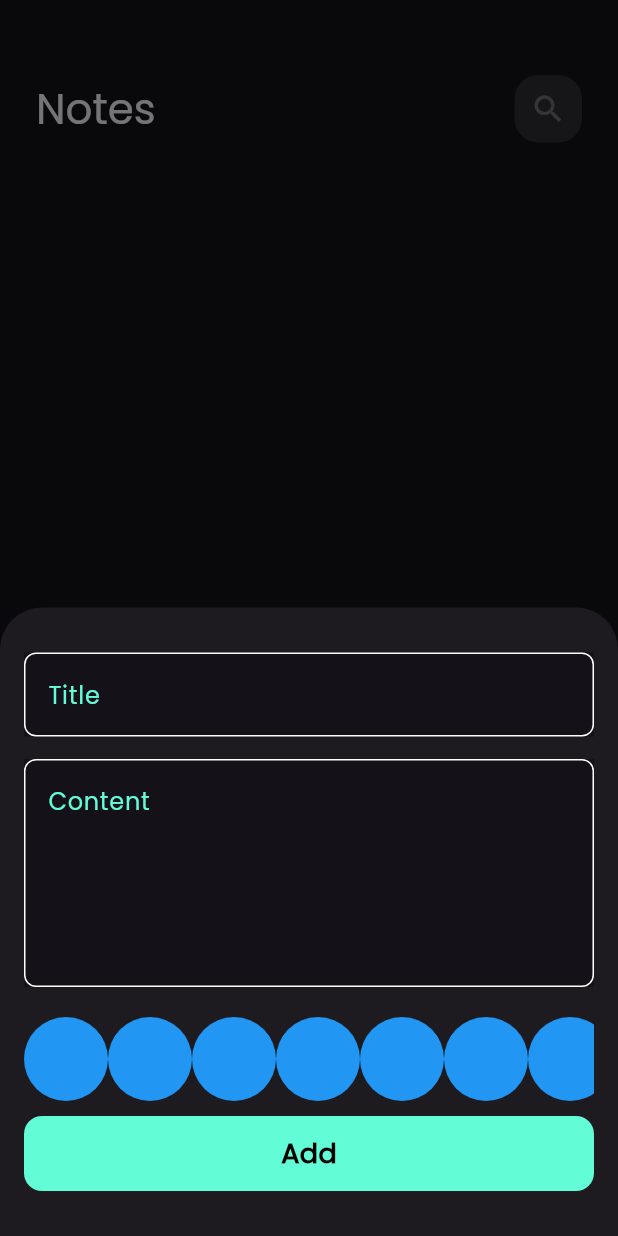
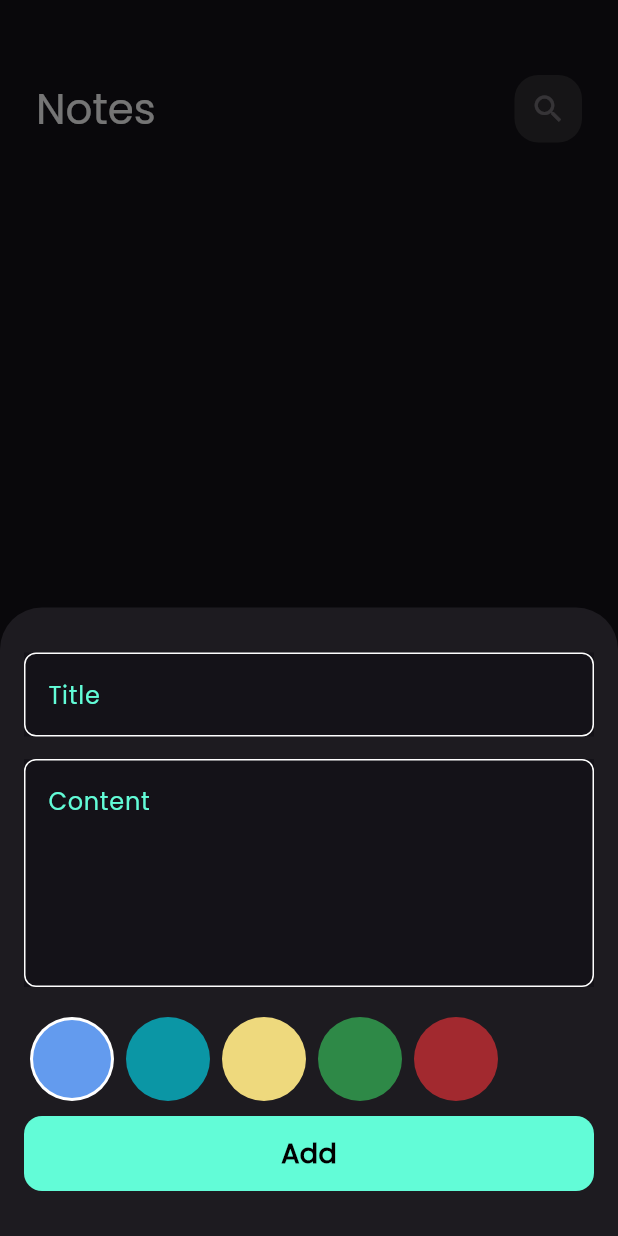
Before and after one commit to Salah248/notes_app, a Flutter app: the screen it shows after launch, after a tap on the "add" icon, on a phone screen of 412 x 824 dp. Run offline on Flutter 3.47's test engine with Material 3 defaults, Android fonts, the phone set to English and light mode, and no system bars; our stand-ins replace bloc, flutter_bloc, hive, hive_flutter; accounts and stored records are empty.

Commit message:
new change  colors list view

```diff
--- a/lib/widgets/colors_item.dart
+++ b/lib/widgets/colors_item.dart
@@ -1,29 +1,69 @@
 import 'package:flutter/material.dart';
 
 class ColorItem extends StatelessWidget {
-  const ColorItem({super.key});
+  const ColorItem({super.key, required this.isActive, required this.colorItem});
 
+  final bool isActive;
+  final Color colorItem;
   @override
   Widget build(BuildContext context) {
-    return const CircleAvatar(
-      radius: 28,
-      backgroundColor: Colors.blue,
-    );
+    return isActive
+        ? CircleAvatar(
+            radius: 28,
+            backgroundColor: Colors.white,
+            child: CircleAvatar(
+              radius: 26,
+              backgroundColor: colorItem,
+            ),
+          )
+        : CircleAvatar(
+            radius: 28,
+            backgroundColor: colorItem,
+          );
   }
 }
 
-class ColorsListView extends StatelessWidget {
-  const ColorsListView({super.key});
+class ColorsListView extends StatefulWidget {
+  const ColorsListView({
+    super.key,
+  });
+
+  @override
+  State<ColorsListView> createState() => _ColorsListViewState();
+}
+
+class _ColorsListViewState extends State<ColorsListView> {
+  int currentIndex = 0;
+
+  List<Color> colors = const [
+    Color(0xff639BEE),
+    Color(0xff0B96A5),
+    Color(0xffEED97D),
+    Color(0xff2E8947),
+    Color(0xffA2292F),
+  ];
 
   @override
   Widget build(BuildContext context) {
     return SizedBox(
       height: 28 * 2,
       child: ListView.builder(
-        itemCount: 10,
+        itemCount: colors.length,
         scrollDirection: Axis.horizontal,
         itemBuilder: (context, index) {
-          return const ColorItem();
+          return Padding(
+            padding: const EdgeInsets.symmetric(horizontal: 4),
+            child: GestureDetector(
+              onTap: () {
+                currentIndex = index;
+                setState(() {});
+              },
+              child: ColorItem(
+                colorItem: colors[index],
+                isActive: currentIndex == index,
+              ),
+            ),
+          );
         },
       ),
     );
```
